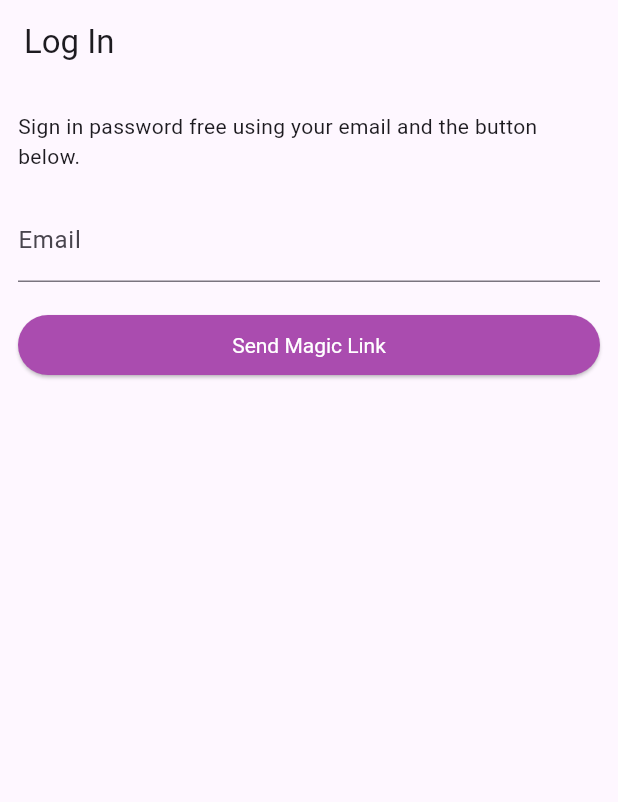
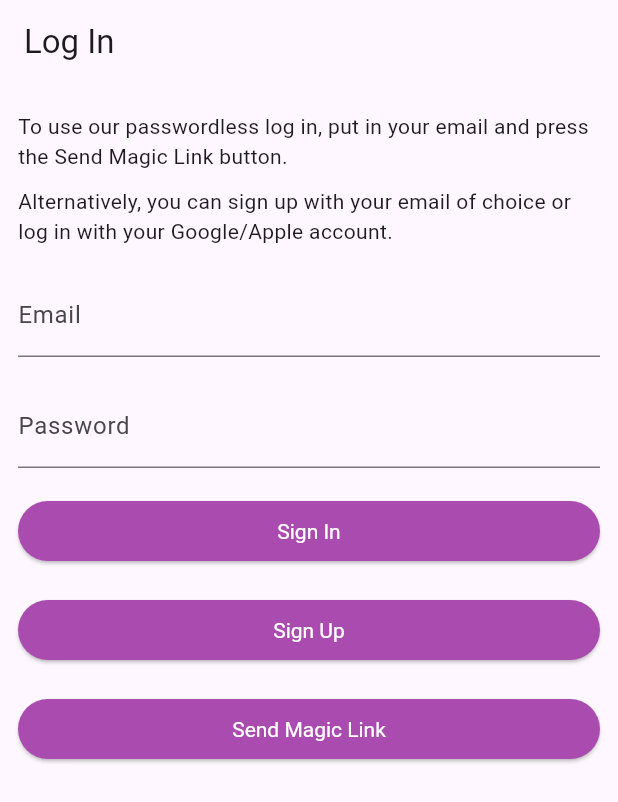
Before and after one commit to jkumz/expensee, a Flutter app: the screen it shows after launch, on a phone screen of 412 x 824 dp. Shown: the top 802 px of the screen. Run offline on Flutter 3.47's test engine with Material 3 defaults, Android fonts, the phone set to English and light mode, and no system bars; our stand-ins replace flutter_dotenv, supabase_flutter; accounts and stored records are empty.

Commit message:
Login - Password/Passwordless implemented

```diff
--- a/lib/screens/login.dart
+++ b/lib/screens/login.dart
@@ -15,16 +15,27 @@ class Login extends StatefulWidget {
 
   @override
   _LoginState createState() => _LoginState();
+
+  static Future<void> signOut() async {
+    await supabase.auth.signOut();
+  }
 }
 
 class _LoginState extends State<Login> {
   bool _isLoading = false;
   bool _redirecting = false;
 
+  // Depending on which button user clicks one of these will change to true
+  bool _passwordLogin = false;
+  bool _magicLinkLogin = false;
+  bool _OAuthLogin = false;
+
   late final TextEditingController _emailController = TextEditingController();
+  late final TextEditingController _passwordController =
+      TextEditingController();
   late final StreamSubscription<AuthState> _authStateSubscription;
 
-  Future<void> _signIn() async {
+  Future<void> _signInWithMagicLink() async {
     try {
       setState(() {
         _isLoading = true;
@@ -62,6 +73,56 @@ class _LoginState extends State<Login> {
     }
   }
 
+  Future<void> _signInWithPassword() async {
+    try {
+      setState(() {
+        _isLoading = true;
+      });
+
+      await supabase.auth.signInWithPassword(
+          password: _passwordController.text.trim(),
+          email: _emailController.text.trim());
+
+      if (mounted) {
+        ScaffoldMessenger.of(context).showSnackBar(
+          const SnackBar(content: Text("Signed in!")),
+        );
+        _emailController.clear();
+        _passwordController.clear();
+      }
+    } on AuthException catch (error) {
+      SnackBar(
+        content: Text(error.message),
+        backgroundColor: Theme.of(context).colorScheme.error,
+      );
+    } catch (error) {
+      SnackBar(
+        content: const Text('Unexpected error occurred'),
+        backgroundColor: Theme.of(context).colorScheme.error,
+      );
+    } finally {
+      if (mounted) {
+        setState(() {
+          _isLoading = false;
+        });
+      }
+    }
+  }
+
+  Future<void> _emailSignUp() async {
+    final AuthResponse res = await supabase.auth.signUp(
+        email: _emailController.text.trim(),
+        password: _passwordController.text.trim());
+
+    if (mounted) {
+      ScaffoldMessenger.of(context).showSnackBar(
+        const SnackBar(
+            content: Text("Please sign up your confirmation in your email.")),
+      );
+      _emailController.clear();
+    }
+  }
+
   @override
   void initState() {
     _authStateSubscription = supabase.auth.onAuthStateChange.listen((data) {
@@ -78,6 +139,7 @@ class _LoginState extends State<Login> {
   @override
   void dispose() {
     _emailController.dispose();
+    _passwordController.dispose();
     _authStateSubscription.cancel();
     super.dispose();
   }
@@ -90,16 +152,32 @@ class _LoginState extends State<Login> {
         padding: const EdgeInsets.symmetric(vertical: 18, horizontal: 12),
         children: [
           const Text(
-              'Sign in password free using your email and the button below.'),
+              'To use our passwordless log in, put in your email and press the Send Magic Link button.'),
+          const SizedBox(
+            height: 10,
+          ),
+          const Text(
+              "Alternatively, you can sign up with your email of choice or log in with your Google/Apple account."),
           const SizedBox(height: 18),
           TextFormField(
             controller: _emailController,
             decoration: const InputDecoration(labelText: 'Email'),
           ),
+          const SizedBox(height: 18),
+          TextFormField(
+            controller: _passwordController,
+            decoration: const InputDecoration(labelText: 'Password'),
+          ),
+          const SizedBox(height: 18), // to add space
+          SignUpButton(Text(_isLoading ? 'Loading' : 'Sign In'),
+              _isLoading ? null : _signInWithPassword),
+          const SizedBox(height: 18), // to add space
+          SignUpButton(Text(_isLoading ? 'Loading' : 'Sign Up'),
+              _isLoading ? null : _emailSignUp),
           const SizedBox(height: 18), // to add space
           MagicLinkButton(
             Text(_isLoading ? 'Loading' : 'Send Magic Link'),
-            _isLoading ? null : _signIn,
+            _isLoading ? null : _signInWithMagicLink,
           ),
         ],
       ),
@@ -134,3 +212,31 @@ class MagicLinkButton extends StatelessWidget {
     );
   }
 }
+
+class SignUpButton extends StatelessWidget {
+  final Widget child;
+  final GestureTapCallback? onTap;
+  final Color? textColour;
+  final Color? backgroundColour;
+
+  const SignUpButton(this.child, this.onTap,
+      {Key? key, this.textColour, this.backgroundColour});
+
+  @override
+  Widget build(BuildContext context) {
+    return ElevatedButton(
+      onPressed: onTap != null
+          ? () {
+              onTap!(); // ! operator basically says its guaranteed to not be null
+            }
+          : null,
+      child: child,
+      style: ElevatedButton.styleFrom(
+          foregroundColor: (textColour ?? Colors.white),
+          backgroundColor:
+              (backgroundColour ?? const Color.fromARGB(255, 170, 76, 175)),
+          elevation: 1,
+          textStyle: TextStyle(/*TODO make custom text styles*/)),
+    );
+  }
+}
```
Also changed, not shown: lib/screens/home.dart (+30 -1 lines).
